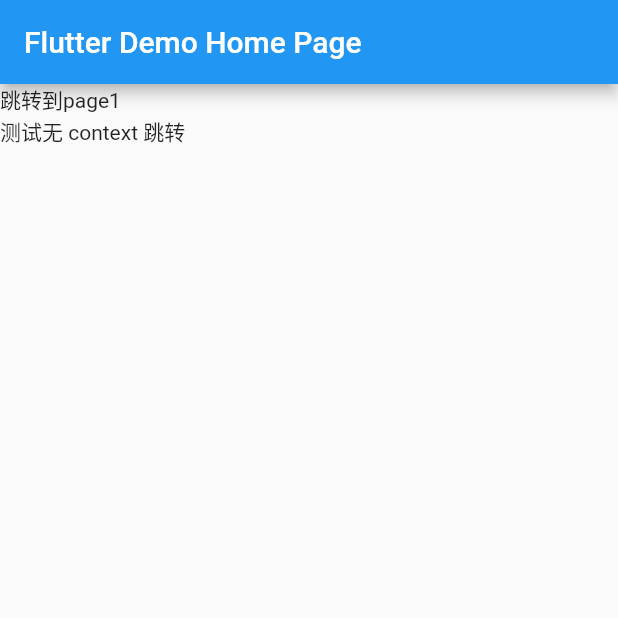
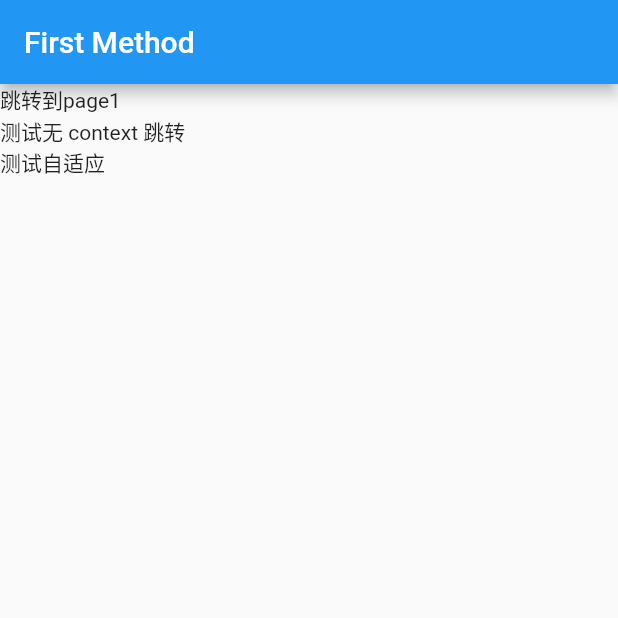
Before and after one commit to front-ck996/study_flutter, a Flutter app: the screen it shows after launch, on a phone screen of 412 x 824 dp, the top half of it. Run offline on Flutter 3.47's test engine with Material 2 defaults, Android fonts, the phone set to English and light mode, and no system bars; our stand-ins replace device_info_plus, flutter_screenutil, shared_preferences.

Commit message:
使用 flutter screenuntils

```diff
--- a/lib/main.dart
+++ b/lib/main.dart
@@ -1,4 +1,5 @@
 import 'package:flutter/material.dart';
+import 'package:flutter_screenutil/flutter_screenutil.dart';
 import 'package:study_flutter/router/Router.dart';
 import 'package:study_flutter/untils/GlobalNav.dart';
 
@@ -12,21 +13,36 @@ class MyApp extends StatelessWidget {
   // This widget is the root of your application.
   @override
   Widget build(BuildContext context) {
+    return ScreenUtilInit(
+      // 设计稿中设备的尺寸
+      designSize: const Size(360, 690),
+      // 是否根据宽度/高度中的最小值适配文字
+      minTextAdapt: true,
+      splitScreenMode: true,
+      builder: (context, child) {
         return MaterialApp(
           title: 'Flutter Demo',
           navigatorKey: CustomGlobalKey.navigatorKey,
-      onGenerateRoute:(RouteSettings settings) => CustomRouter.onGenerateRoute(settings),
-
+          onGenerateRoute: (RouteSettings settings) => CustomRouter.onGenerateRoute(settings),
           theme: ThemeData(
               primarySwatch: Colors.blue,
           ),
-      home: const MyHomePage(title: 'Flutter Demo Home Page'),
+          // builder: MediaQuery(
+          //   ///设置文字大小不随系统设置改变
+          //   data: MediaQuery.of(context).copyWith(textScaleFactor: 1.0),
+          //   child: Container(),
+          // ),
+          home: child,
+        );
+      },
+      child: const MyHomePage(title: 'First Method'),
     );
   }
 }
 
 class MyHomePage extends StatefulWidget {
   const MyHomePage({super.key, required this.title});
+
   final String title;
 
   @override
@@ -51,19 +67,30 @@ class _MyHomePageState extends State<MyHomePage> {
         body: ListView(
           children: [
             GestureDetector(
-            child:Text('跳转到page1',),
-            onTap: (){
-              Navigator.pushNamed(context, '/form',arguments: { "id":20 });
+              child: Text(
+                '跳转到page1',
+              ),
+              onTap: () {
+                Navigator.pushNamed(context, '/form', arguments: {"id": 20});
               },
             ),
             GestureDetector(
-            child:Text('测试无 context 跳转',),
-            onTap: (){
-              CustomRouter.push(route: '/form', arguments: {'id':30});
+              child: Text(
+                '测试无 context 跳转',
+              ),
+              onTap: () {
+                CustomRouter.push(route: '/form', arguments: {'id': 30});
+              },
+            ),
+            GestureDetector(
+              child: Text(
+                '测试自适应',
+              ),
+              onTap: () {
+                CustomRouter.push(route: '/plug-screen-until');
               },
             ),
           ],
-      )
-    );
+        ));
   }
 }
--- a/lib/router/Router.dart
+++ b/lib/router/Router.dart
@@ -1,5 +1,6 @@
 import 'package:flutter/material.dart';
 import 'package:study_flutter/pages/page1/Page1.dart';
+import 'package:study_flutter/pages/plugScreenutil/PlugScreenUntil.dart';
 import 'package:study_flutter/untils/GlobalNav.dart';
 
 class CustomRouter extends StatelessWidget {
@@ -8,6 +9,7 @@ class CustomRouter extends StatelessWidget {
   // 定义路由表
   static final routers = {
     '/form': (context, {arguments}) => FormPage(arguments: arguments),
+    '/plug-screen-until': (context) => const PlugScreenUntil(),
   };
 
   // 路由中间处理
--- a/lib/untils/GlobalNav.dart
+++ b/lib/untils/GlobalNav.dart
@@ -1,4 +1,5 @@
 import 'package:flutter/material.dart';
+
 class CustomGlobalKey {
   static GlobalKey<NavigatorState> navigatorKey=GlobalKey();
 
--- a/pubspec.yaml
+++ b/pubspec.yaml
@@ -38,6 +38,7 @@ dependencies:
   cupertino_icons: ^1.0.2
   device_info_plus: ^6.0.0
   shared_preferences: ^2.0.15
+  flutter_screenutil: ^5.5.4
 
 dev_dependencies:
   flutter_test:
```
Also changed, not shown: lib/pages/plugScreenutil/PlugScreenUntil.dart (added, +27 -0 lines), pubspec.lock. Lines whose indentation alone changed are shown as unchanged.
